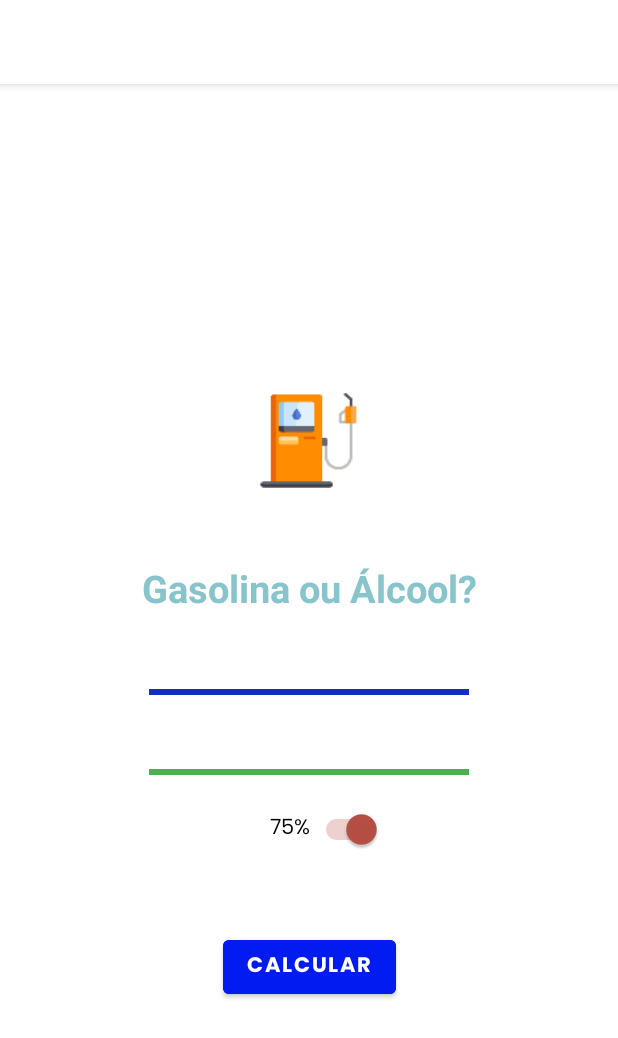
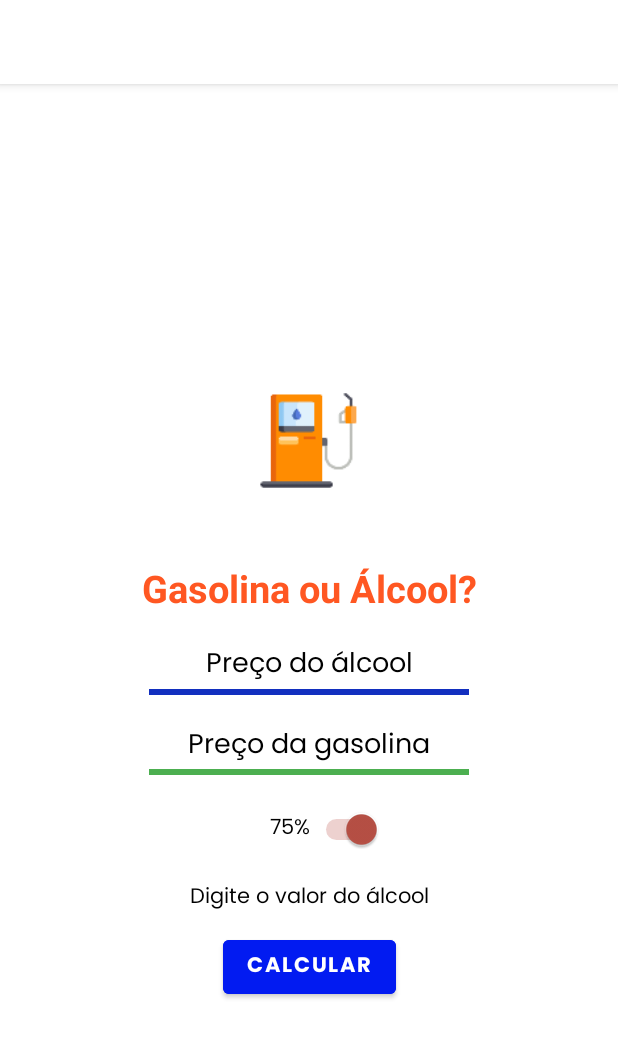
Before and after one commit to Vandzu/alcool-ou-gasolina, an Android app: the screen it shows after launch (MainActivity), after a tap on "CALCULAR", on a phone screen of 412 x 824 dp. Shown: the top 1038 px of the screen. Run offline under Robolectric (Android 15) with nearby library versions, the phone set to English and light mode, and no system bars; 1 other tap on this screen came first.

Commit message:
Alteração de cores

```diff
--- a/app/src/main/java/com/example/alcoolougasolina/MainActivity.kt
+++ b/app/src/main/java/com/example/alcoolougasolina/MainActivity.kt
@@ -32,22 +32,23 @@ class MainActivity : AppCompatActivity() {
             val inputGasolina = findViewById<EditText>(R.id.edGasolina).text.toString()
             val resultText = findViewById<TextView>(R.id.resultText)
             var resultCalc = 0.0
+
             if (inputGasolina.isNotEmpty() && inputAlcool.isNotEmpty()) {
                 resultCalc = inputAlcool.toDouble() / inputGasolina.toDouble()
-            }
 
-            if (resultCalc == 0.0) {
-                if (inputAlcool.isEmpty()) {
-                    resultText.setText("Digite o valor do álcool")
+                if (inputGasolina.toInt() == 0 || inputAlcool.toInt() == 0) {
+                    resultText.setText("O valor do álcool ou gasolina não pode ser igual a 0")
                 } else {
-                    resultText.setText("Digite o valor da gasolina")
+                        if (resultCalc < percentual) {
+                            resultText.setText("É melhor utilizar o álcool")
+                        } else {
+                            resultText.setText("É melhor utilizar a gasolina")
+                        }
                 }
+            } else if (inputAlcool.isEmpty()) {
+                resultText.setText("Digite o valor do álcool")
             } else {
-                if (resultCalc < percentual) {
-                    resultText.setText("É melhor utilizar o álcool")
-                } else {
-                    resultText.setText("É melhor utilizar a gasolina")
-                }
+                resultText.setText("Digite o valor da gasolina")
             }
         })
 
--- a/app/src/main/res/layout/activity_main.xml
+++ b/app/src/main/res/layout/activity_main.xml
@@ -39,6 +39,7 @@
 
         <TextView
             android:id="@+id/titulo"
+            style="@style/MyTextViewStyle"
             android:layout_width="wrap_content"
             android:layout_height="wrap_content"
             android:layout_marginBottom="9dp"
@@ -47,7 +48,6 @@
             android:rotationY="0"
             android:text="Gasolina ou Álcool?"
             android:textAlignment="center"
-            android:textColor="#87C4CB"
             android:textSize="25sp"
             android:textStyle="bold"
             app:layout_constraintBottom_toTopOf="@+id/edAlcool"
--- a/app/src/main/res/values-night/themes.xml
+++ b/app/src/main/res/values-night/themes.xml
@@ -20,4 +20,7 @@
         <item name="android:backgroundTint">#0D1223</item>
         <item name="android:background">#0D1223</item>
     </style>
+    <style name="MyTextViewStyle" parent="Widget.MaterialComponents.TextView">
+        <item name="android:textColor">#FFD400</item>
+    </style>
 </resources>
--- a/app/src/main/res/values/themes.xml
+++ b/app/src/main/res/values/themes.xml
@@ -12,9 +12,12 @@
         <item name="colorOnSecondary">@color/black</item>
 
         <!-- Customize your theme here. -->
-        <item name="android:textColorPrimary">@color/white</item>
-        <item name="android:textColorHint">@color/white</item>
+        <item name="android:textColorPrimary">@color/black</item>
+        <item name="android:textColorHint">@color/black</item>
         <item name="android:backgroundTint">#FFFFFF</item>
         <item name="android:background">#FFFFFF</item>
     </style>
+    <style name="MyTextViewStyle" parent="Widget.MaterialComponents.TextView">
+        <item name="android:textColor">#FF5722</item>
+    </style>
 </resources>
```
Also changed, not shown: 1 other file.
